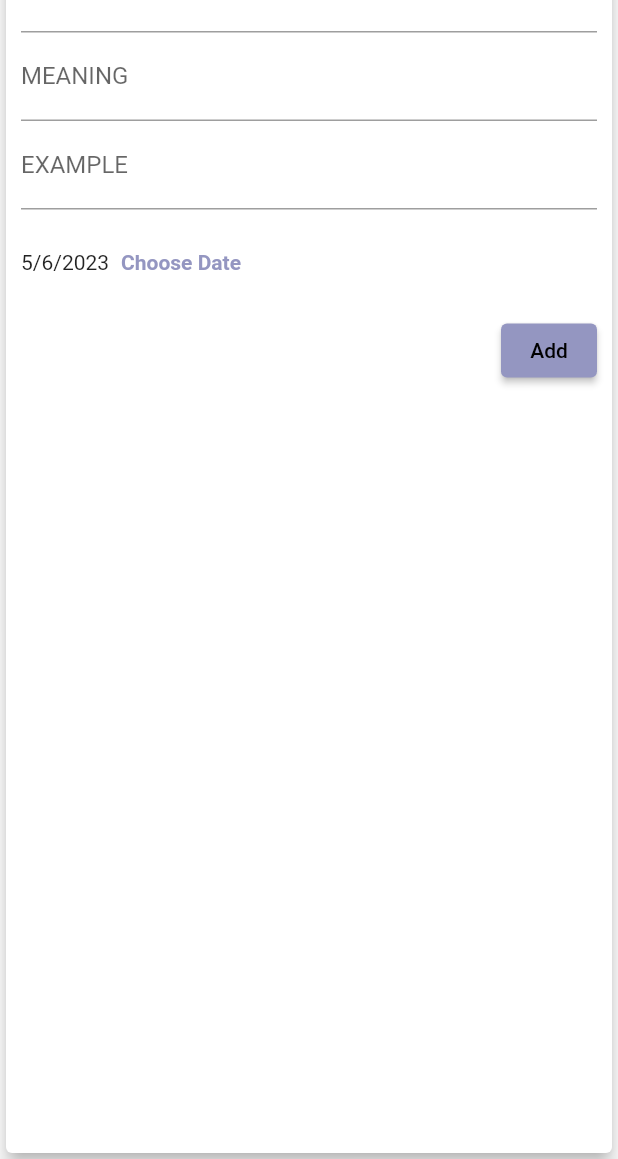
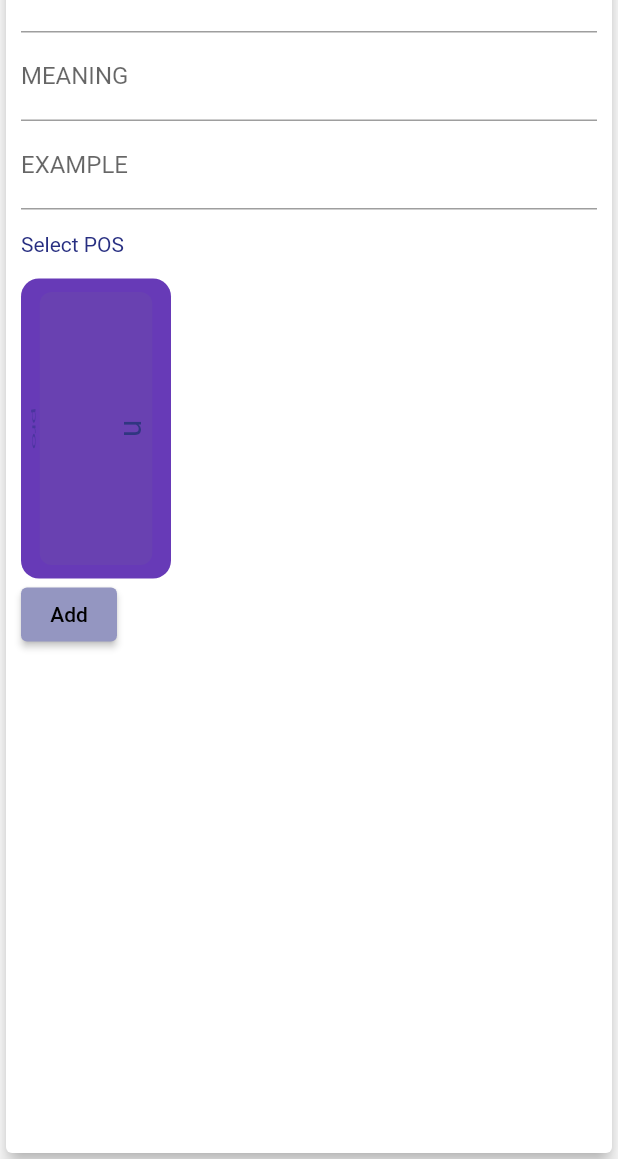
Before and after one commit to HANYOHAN0923/Vocab-App, a Flutter app: the AddVocab widget shown alone on an empty page, opened directly with empty values, on a phone screen of 412 x 824 dp, the part 77-1236 px from its top. Run offline on Flutter 3.47's test engine with Material 2 defaults, Android fonts, the phone set to English and light mode, and no system bars; our stand-ins replace flashy_tab_bar2; missing offline and left inert: floating_bottom_bar, kakao_flutter_sdk_user.

```diff
--- a/lib/main.dart
+++ b/lib/main.dart
@@ -1,6 +1,6 @@
 import 'package:flutter/material.dart';
 import 'package:kakao_flutter_sdk_user/kakao_flutter_sdk_user.dart';
-import 'package:vocab_app/screens/main_screen.dart';
+import 'package:vocab_app/screens/homescreen_test.dart';
 
 void main() {
   KakaoSdk.init(nativeAppKey: "25a57ebdf2c865c94f140560fbdddb8c");
@@ -22,7 +22,7 @@ class MyApp extends StatelessWidget {
             secondary: const Color(0xff272e81),
             error: const Color(0xffDB4455)),
       ),
-      home: const MainScreen(),
+      home: const HomeScreenTest(),
     );
   }
 }
--- a/lib/widgets/vocab_widget.dart
+++ b/lib/widgets/vocab_widget.dart
@@ -1,3 +1,4 @@
+import 'package:flutter/cupertino.dart';
 import 'package:flutter/material.dart';
 import 'package:intl/intl.dart';
 import 'package:vocab_app/models/vocab_model.dart';
@@ -61,6 +62,19 @@ class _AddVocabState extends State<AddVocab> {
   final _exampleController = TextEditingController();
   final String _today = DateFormat.yMd().format(DateTime.now());
 
+  String selected_pOs = "Select POS";
+
+  final List<String> pOs = [
+    "n",
+    "pro",
+    "v",
+    "adj",
+    "adv",
+    "conj",
+    "int",
+    "prep",
+  ];
+
   void _submitData() {
     final enteredVocab = _vocabController.text;
     final enteredMeaning = _meaningController.text;
@@ -68,7 +82,7 @@ class _AddVocabState extends State<AddVocab> {
 
     widget.addVocab(
       enteredVocab,
-      "Noun",
+      selected_pOs,
       enteredMeaning,
       enteredExample,
     );
@@ -83,7 +97,7 @@ class _AddVocabState extends State<AddVocab> {
       child: Container(
         padding: const EdgeInsets.all(10),
         child: Column(
-          crossAxisAlignment: CrossAxisAlignment.end,
+          crossAxisAlignment: CrossAxisAlignment.start,
           children: <Widget>[
             TextField(
               decoration: const InputDecoration(
@@ -103,21 +117,43 @@ class _AddVocabState extends State<AddVocab> {
               ),
               controller: _exampleController,
             ),
-            SizedBox(
-              height: 70,
-              child: Row(
-                children: <Widget>[
-                  Text(_today),
-                  TextButton(
-                    onPressed: () {},
-                    child: const Text(
-                      'Choose Date',
-                      style: TextStyle(
-                        fontWeight: FontWeight.bold,
-                      ),
-                    ),
-                  ),
-                ],
+            Padding(
+              padding: const EdgeInsets.symmetric(vertical: 15),
+              child: Text(
+                selected_pOs,
+                style: TextStyle(
+                  color: Theme.of(context).colorScheme.secondary,
+                ),
+              ),
+            ),
+            // CupertinoPicker pOs
+            Container(
+              width: 100,
+              height: 200,
+              decoration: BoxDecoration(
+                  borderRadius: BorderRadius.circular(12),
+                  color: Colors.deepPurple),
+              child: RotatedBox(
+                quarterTurns: 1,
+                child: CupertinoPicker(
+                    scrollController:
+                        FixedExtentScrollController(initialItem: 0),
+                    itemExtent: 75,
+                    onSelectedItemChanged: (i) {
+                      setState(() {
+                        selected_pOs = pOs[i];
+                      });
+                    },
+                    children: [
+                      ...pOs.map(
+                        (e) => Text(
+                          e,
+                          style: TextStyle(
+                            color: Theme.of(context).colorScheme.secondary,
+                          ),
+                        ),
+                      )
+                    ]),
               ),
             ),
             ElevatedButton(
--- a/pubspec.yaml
+++ b/pubspec.yaml
@@ -40,6 +40,7 @@ dependencies:
   flutter_snake_navigationbar: ^0.6.1
   flashy_tab_bar2: ^0.0.6
   intl: ^0.18.0
+  floating_bottom_bar: ^0.0.2
 
 dev_dependencies:
   flutter_test:
```
Also changed, not shown: lib/models/vocab_model.dart (+4 -12 lines), lib/screens/home_screen.dart (+9 -14 lines), lib/screens/homescreen_test.dart (added, +127 -0 lines), pubspec.lock, 3 other files.
